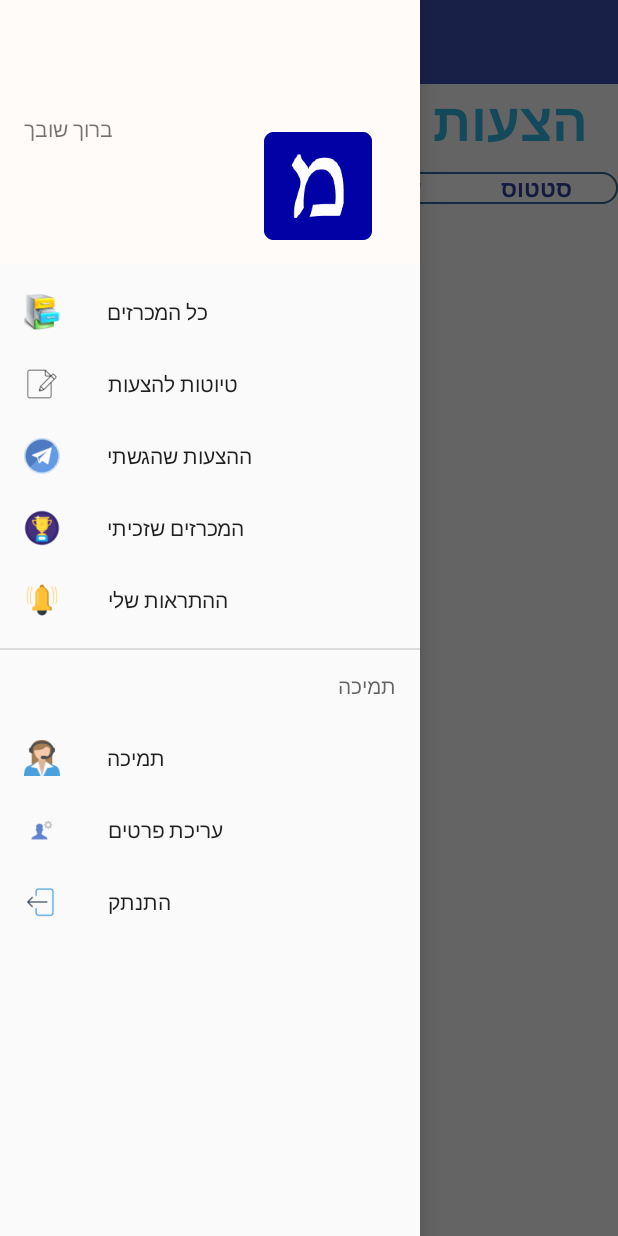
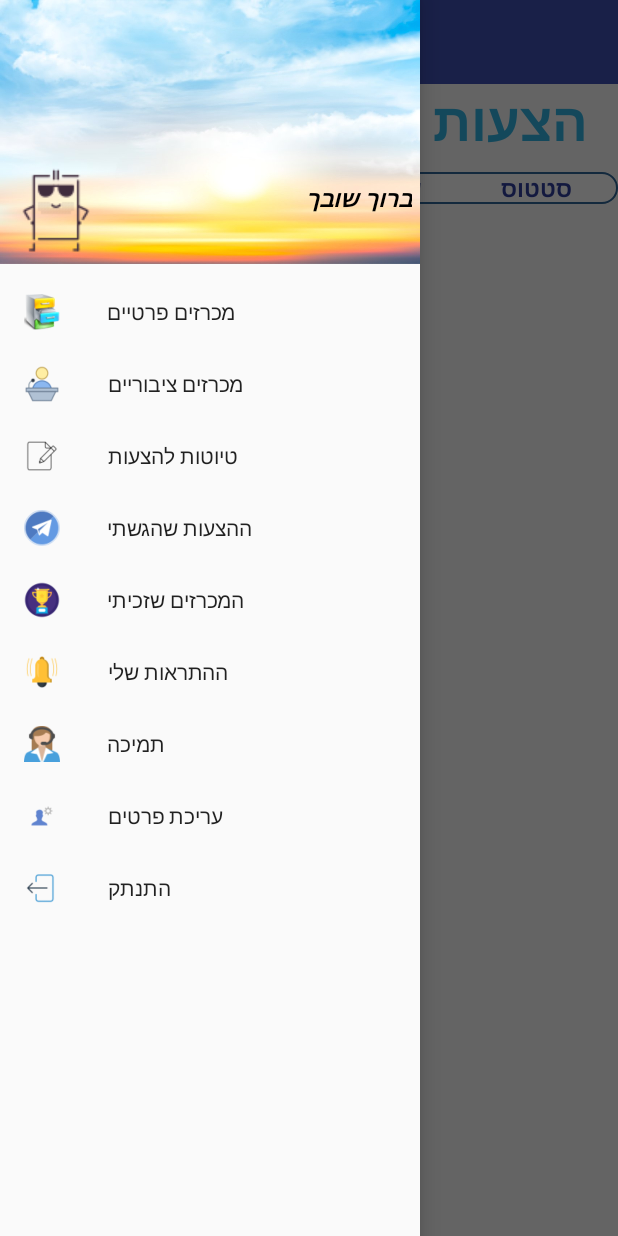
Before and after one commit to nisimth/TenderApp, an Android app: the MyTendersActivity screen opened directly, with no data from a screen before it, with the side drawer open, on a phone screen of 412 x 824 dp. Run offline under Robolectric (Android 15) with nearby library versions, the phone set to English and light mode, and no system bars; libraries missing offline, so code that uses them is left out: com.firebase.client; 3 statements that could not run were skipped.

Commit message:
13.08.2018

```diff
--- a/app/src/main/java/com/skyapps/bennyapp/tenders/MyTendersActivity.java
+++ b/app/src/main/java/com/skyapps/bennyapp/tenders/MyTendersActivity.java
@@ -73,7 +73,9 @@ public class MyTendersActivity extends AppCompatActivity implements NavigationVi
         navigationView.setNavigationItemSelectedListener(this);
 
         name_user = navigationView.getHeaderView(0).findViewById(R.id.name_user);
-        name_user.setText(getSharedPreferences("BennyApp" , MODE_PRIVATE).getString("username", ""));
+        //name_user.setText(getSharedPreferences("BennyApp" , MODE_PRIVATE).getString("username", ""));
+        name_user.setText(getSharedPreferences("BennyApp" , MODE_PRIVATE).getString("firstname", "") + " "
+                + getSharedPreferences("BennyApp" , MODE_PRIVATE).getString("lastname", ""));
 
 
         listDataHeader = new ArrayList<Tender>();
@@ -187,6 +189,11 @@ public class MyTendersActivity extends AppCompatActivity implements NavigationVi
 
         if (id == R.id.all_tenders) {
             startActivity(new Intent(this , TendersActivity.class));finish();
+        } else if( id == R.id.public_tenders ){
+            Intent i = new Intent(this, TendersActivity.class);
+            i.putExtra("to_public", "public");
+            startActivity(i); finish();
+            ///////////////////////////////////////////////////////////////////
         } else if (id == R.id.tyotot) {
             startActivity(new Intent(this , TyototActivity.class)); finish();
         } else if (id == R.id.my_tenders) {
--- a/app/src/main/java/com/skyapps/bennyapp/tenders/tabs/CustomMarketAdapter.java
+++ b/app/src/main/java/com/skyapps/bennyapp/tenders/tabs/CustomMarketAdapter.java
@@ -55,7 +55,7 @@ public class CustomMarketAdapter extends ArrayAdapter<ItemMarket> {
 
         Log.e("the price : " , item.getPrice()+"");
         if (!item.getPrice().equals("")){
-            price.setText(item.getPrice() + "₪");
+            price.setText( " ₪"+item.getPrice());
         } else {
             price.setText("לא תומחר");
         }
--- a/app/src/main/res/layout/activity_my_tenders.xml
+++ b/app/src/main/res/layout/activity_my_tenders.xml
@@ -45,6 +45,7 @@
                 android:layout_width="wrap_content"
                 android:layout_height="wrap_content"
                 android:textSize="35dp"
+                android:textColor="@android:color/holo_blue_light"
                 android:layout_alignParentRight="true"
                 android:layout_marginRight="288dp"
                 />
@@ -106,7 +107,8 @@
             android:layout_marginTop="10dp"
             android:id="@+id/listTenders"
             android:layout_width="match_parent"
-            android:layout_height="match_parent"></ExpandableListView>
+            android:layout_height="match_parent"
+            android:layout_marginBottom="3dp"></ExpandableListView>
 
     </LinearLayout>
 
--- a/app/src/main/res/layout/activity_tyotot.xml
+++ b/app/src/main/res/layout/activity_tyotot.xml
@@ -45,6 +45,7 @@
                 android:layout_width="wrap_content"
                 android:layout_height="wrap_content"
                 android:textSize="35dp"
+                android:textColor="@android:color/holo_blue_light"
                 android:layout_alignParentRight="true"
                 android:layout_marginRight="270dp"/>
         </RelativeLayout>
@@ -103,7 +104,8 @@
                 android:layout_marginTop="10dp"
                 android:id="@+id/listTyotot"
                 android:layout_width="match_parent"
-                android:layout_height="match_parent"></ExpandableListView>
+                android:layout_height="match_parent"
+                android:layout_marginBottom="3dp"></ExpandableListView>
 
         </LinearLayout>
 
--- a/app/src/main/res/layout/activity_win_tenders.xml
+++ b/app/src/main/res/layout/activity_win_tenders.xml
@@ -46,6 +46,7 @@
                 android:layout_width="wrap_content"
                 android:layout_height="wrap_content"
                 android:textSize="35dp"
+                android:textColor="@android:color/holo_blue_light"
                 android:layout_alignParentRight="true"
                 android:layout_marginRight="288dp"
                 />
@@ -105,7 +106,8 @@
                 android:layout_marginTop="10dp"
                 android:id="@+id/listWin"
                 android:layout_width="match_parent"
-                android:layout_height="match_parent"></ExpandableListView>
+                android:layout_height="match_parent"
+                android:layout_marginBottom="3dp"></ExpandableListView>
 
         </LinearLayout>
 
--- a/app/src/main/res/layout/fragment_private_tenders.xml
+++ b/app/src/main/res/layout/fragment_private_tenders.xml
@@ -248,7 +248,8 @@
             android:id="@+id/privateList"
             android:layout_width="match_parent"
             android:layout_height="match_parent"
-            android:layout_below="@+id/cotertarot">
+            android:layout_below="@+id/cotertarot"
+            android:layout_marginBottom="3dp">
         </ExpandableListView>
 
     </RelativeLayout>
--- a/app/src/main/res/layout/fragment_public_tenders.xml
+++ b/app/src/main/res/layout/fragment_public_tenders.xml
@@ -96,12 +96,13 @@
 
 
         <ListView
-            android:layout_marginTop="10dp"
+            android:layout_marginTop="3dp"
             android:layout_below="@+id/z"
             android:textDirection="rtl"
             android:id="@+id/publicList"
             android:layout_width="match_parent"
-            android:layout_height="match_parent"></ListView>
+            android:layout_height="match_parent"
+            android:layout_marginBottom="3dp"></ListView>
 
     </RelativeLayout>
 
--- a/app/src/main/res/layout/nav_header_tenders.xml
+++ b/app/src/main/res/layout/nav_header_tenders.xml
@@ -1,44 +1,59 @@
 <?xml version="1.0" encoding="utf-8"?>
-<RelativeLayout xmlns:android="http://schemas.android.com/apk/res/android"
+<LinearLayout xmlns:android="http://schemas.android.com/apk/res/android"
     xmlns:app="http://schemas.android.com/apk/res-auto"
+    android:id="@+id/main"
     android:layout_width="match_parent"
     android:layout_height="@dimen/nav_header_height"
-    android:background="@color/ic_menu_background"
+    android:textDirection="rtl"
+    android:background="@drawable/sky"
     android:gravity="bottom"
     android:orientation="vertical"
-    android:paddingBottom="@dimen/activity_vertical_margin"
-    android:paddingLeft="@dimen/activity_horizontal_margin"
-    android:paddingRight="@dimen/activity_horizontal_margin"
-    android:paddingTop="@dimen/activity_vertical_margin"
-    android:theme="@style/ThemeOverlay.AppCompat.Light">
 
-    <ImageView
-        android:id="@+id/image_user"
-        android:layout_width="wrap_content"
-        android:layout_height="wrap_content"
-        android:layout_alignParentTop="true"
-        android:layout_alignParentRight="true"
-        android:layout_marginEnd="16dp"
-        android:layout_marginTop="12dp"
-        android:contentDescription="@string/nav_header_desc"
-        app:srcCompat="@mipmap/ic_launcher_round" />
-    <TextView
-        android:layout_width="wrap_content"
-        android:layout_height="wrap_content"
-        android:text="ברוך שובך"
-        android:layout_alignParentLeft="true"
-        android:id="@+id/b"/>
 
-    <TextView
-        android:id="@+id/name_user"
-        android:layout_width="wrap_content"
-        android:layout_height="50dp"
-        android:layout_alignParentLeft="true"
-        android:layout_below="@+id/b"
-        android:paddingTop="@dimen/nav_header_vertical_spacing"
-        android:text="@string/nav_header_title"
-        android:textAppearance="@style/TextAppearance.AppCompat.Body1" />
+    >
+    <RelativeLayout
+        android:id="@+id/in"
+        android:layout_width="match_parent"
+        android:layout_height="70dp"
+        >
+
+        <TextView
+            android:id="@+id/welcome_back"
+            android:layout_width="wrap_content"
+            android:layout_height="wrap_content"
+            android:text="ברוך שובך"
+            android:textSize="15dp"
+            android:textColor="#000000"
+            android:textStyle="bold|italic"
+            android:layout_alignParentRight="true"
+            android:layout_marginRight="5dp"
+            android:layout_marginTop="15dp"
+            />
+
+        <TextView
+            android:id="@+id/name_user"
+            android:textSize="20dp"
+            android:textStyle="bold|italic"
+            android:textColor="#000099"
+            android:layout_width="wrap_content"
+            android:layout_height="wrap_content"
+            android:layout_alignParentRight="true"
+            android:layout_marginRight="5dp"
+            android:layout_below="@+id/welcome_back"
+            android:text="@string/nav_header_title"
+            android:textAppearance="@style/TextAppearance.AppCompat.Body1" />
+        <ImageView
+            android:id="@+id/image_user"
+            android:layout_width="wrap_content"
+            android:layout_height="wrap_content"
+            android:layout_alignParentLeft="true"
+            android:layout_marginLeft="5dp"
+            android:layout_centerVertical="true"
+            android:contentDescription="@string/nav_header_desc"
+            app:srcCompat="@drawable/nice" />
+    </RelativeLayout>
 
 
 
-</RelativeLayout>
+
+</LinearLayout>
--- a/app/src/main/res/menu/activity_tenders_drawer.xml
+++ b/app/src/main/res/menu/activity_tenders_drawer.xml
@@ -8,7 +8,11 @@
         <item
             android:id="@+id/all_tenders"
             android:icon="@drawable/alltenders"
-            android:title="כל המכרזים" />
+            android:title="מכרזים פרטיים" />
+        <item
+            android:id="@+id/public_tenders"
+            android:icon="@drawable/public_tender"
+            android:title="מכרזים ציבוריים"/>
         <item
             android:id="@+id/tyotot"
             android:icon="@drawable/drafts"
@@ -30,8 +34,7 @@
 
     </group>
 
-    <item android:title="תמיכה">
-        <menu>
+    <group android:checkableBehavior="single" >
         <item
             android:id="@+id/support"
             android:icon="@drawable/support"
@@ -40,13 +43,14 @@
             android:id="@+id/manage"
             android:icon="@drawable/details"
             android:title="עריכת פרטים" />
-        </menu>
-    </item>
+
+
 
         <item
             android:id="@+id/disconnect"
             android:icon="@drawable/logut"
             android:title="התנתק" />
+    </group>
 
 
 </menu>
```
Also changed, not shown: app/src/main/java/com/skyapps/bennyapp/support/ManageActivity.java (+8 -1 lines), app/src/main/java/com/skyapps/bennyapp/support/SupportedActivity.java (+8 -1 lines), app/src/main/java/com/skyapps/bennyapp/tenders/TendersActivity.java (+20 -2 lines), app/src/main/java/com/skyapps/bennyapp/tenders/TyototActivity.java (+8 -1 lines), app/src/main/java/com/skyapps/bennyapp/tenders/WinTendersActivity.java (+11 -2 lines), app/src/main/java/com/skyapps/bennyapp/tenders/notificationstabs/MyNotificationsActivity.java (+8 -1 lines), app/src/main/res/layout/list_group.xml (+11 -8 lines), app/src/main/res/drawable/nice.png (added), app/src/main/res/drawable/public_tender.png (added), app/src/main/res/drawable/sky.jpg (added). Lines whose indentation alone changed are shown as unchanged.
